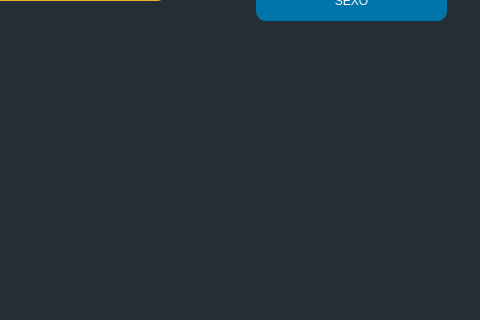
JuanChandoqui/Lenguajes_Automatas_C2_A3, file Views/init.ui: the form before one commit; both pictures show x 544 to 1024 and y 360 to 680 of the 1024 by 680 pixel window.
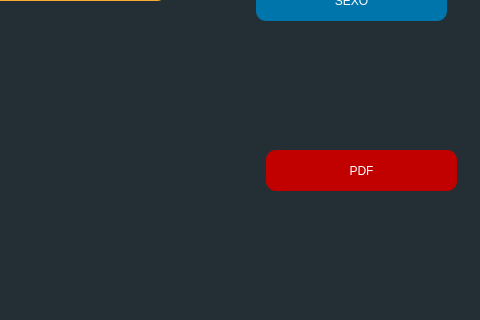
The form after the commit.

The edit to the form file:
```diff
--- a/Views/init.ui
+++ b/Views/init.ui
@@ -290,6 +290,24 @@
      <string>MOSTRAR</string>
     </property>
    </widget>
+   <widget class="QPushButton" name="button_open_PDF">
+    <property name="geometry">
+     <rect>
+      <x>810</x>
+      <y>510</y>
+      <width>191</width>
+      <height>41</height>
+     </rect>
+    </property>
+    <property name="styleSheet">
+     <string notr="true">background-color: rgb(193, 0, 0);
+color: rgb(255, 255, 255);
+border-radius: 10px;</string>
+    </property>
+    <property name="text">
+     <string>PDF</string>
+    </property>
+   </widget>
   </widget>
  </widget>
  <resources/>
```
